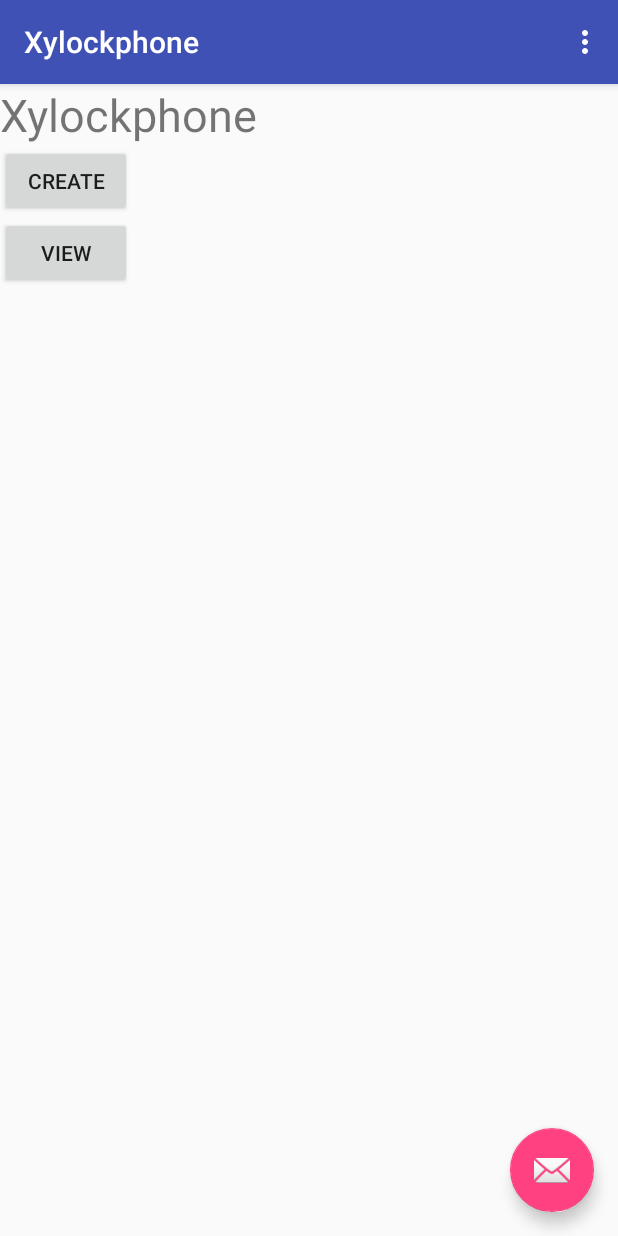
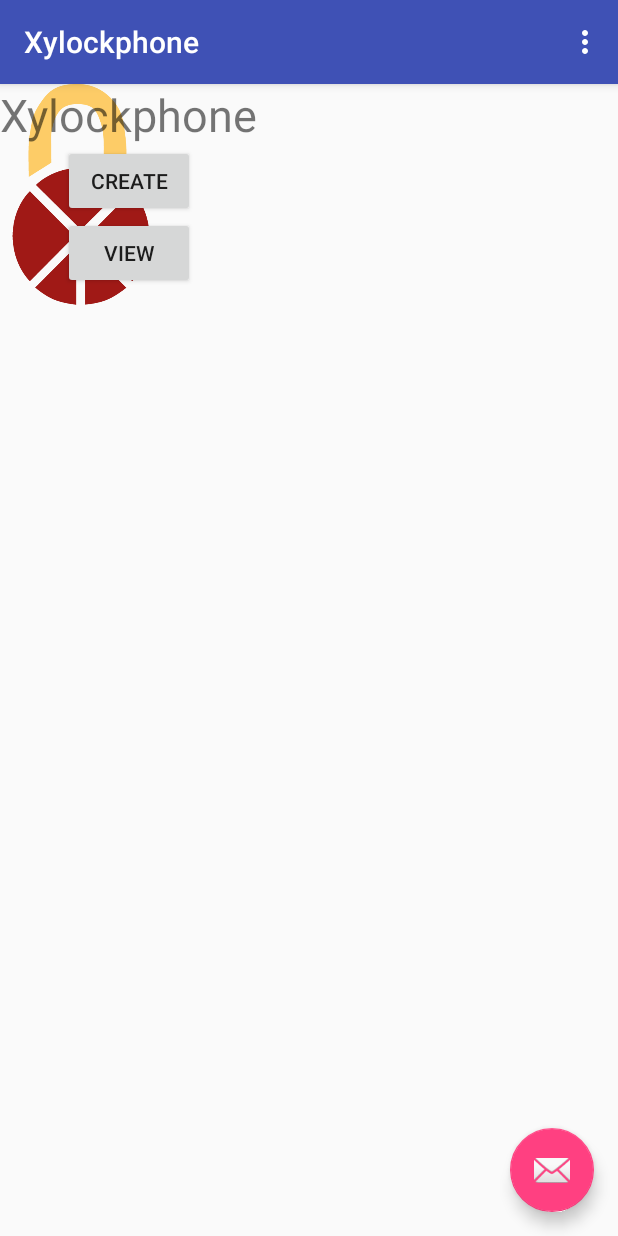
Before and after one commit to laurenwestonn/Xylockphone, an Android app: the screen it shows after launch (MainMenu), on a phone screen of 412 x 824 dp. Run offline under Robolectric (Android 15) with nearby library versions, the phone set to English and light mode, and no system bars.

Commit message:
Add logo to main page

```diff
--- a/Xylockphone/app/src/main/res/layout/content_main_menu.xml
+++ b/Xylockphone/app/src/main/res/layout/content_main_menu.xml
@@ -9,17 +9,25 @@
     tools:showIn="@layout/activity_main_menu"
     tools:context="com.example.sparelaptop3.xylockphone.MainMenu">
 
+    <ImageView
+        android:id="@+id/imageView2"
+        android:layout_width="108dp"
+        android:layout_height="147dp"
+        app:srcCompat="@drawable/logo"
+        android:layout_gravity="center"/>
+
     <GridLayout
         android:layout_width="wrap_content"
-        android:layout_height="0dp"
+        android:layout_height="wrap_content"
         android:layout_gravity="center"
-        tools:layout_editor_absoluteX="106dp"
-        tools:layout_editor_absoluteY="189dp">
+        tools:layout_editor_absoluteX="119dp"
+        tools:layout_editor_absoluteY="320dp">
 
         <TextView
             android:id="@+id/appName"
             android:layout_width="wrap_content"
             android:layout_height="wrap_content"
+            android:layout_gravity="center"
             android:text="@string/app_name"
             android:textSize="30sp"
             tools:layout_editor_absoluteX="152dp"
@@ -30,6 +38,7 @@
             android:layout_width="wrap_content"
             android:layout_height="wrap_content"
             android:layout_column="0"
+            android:layout_gravity="center"
             android:layout_row="3"
             android:onClick="toView"
             android:text="@string/view"
@@ -41,6 +50,7 @@
             android:layout_width="wrap_content"
             android:layout_height="wrap_content"
             android:layout_column="0"
+            android:layout_gravity="center"
             android:layout_row="2"
             android:elevation="0dp"
             android:onClick="toCreate"
```
Also changed, not shown: Xylockphone/app/src/main/res/drawable/logo.png (added).
